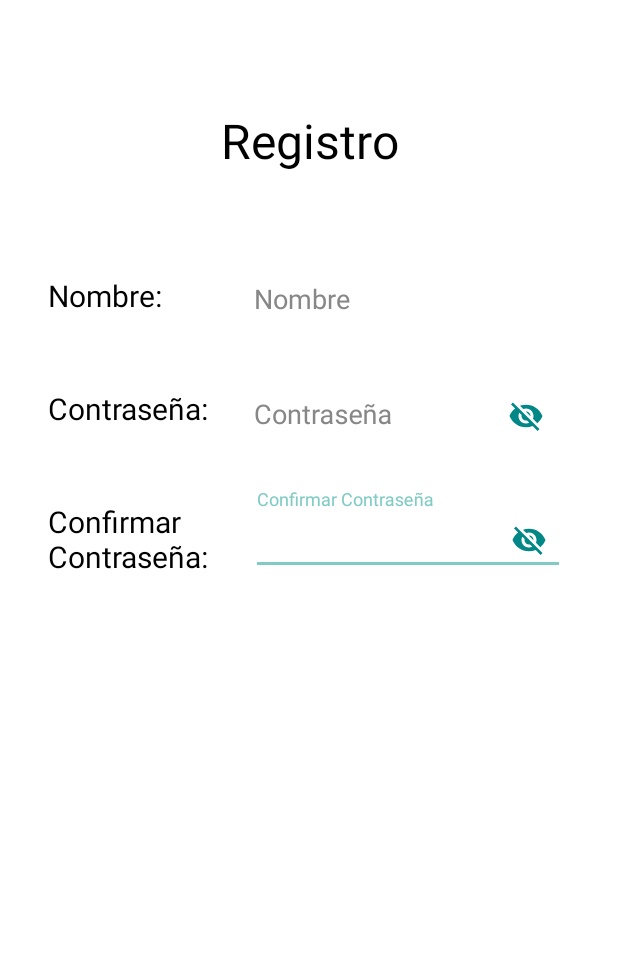
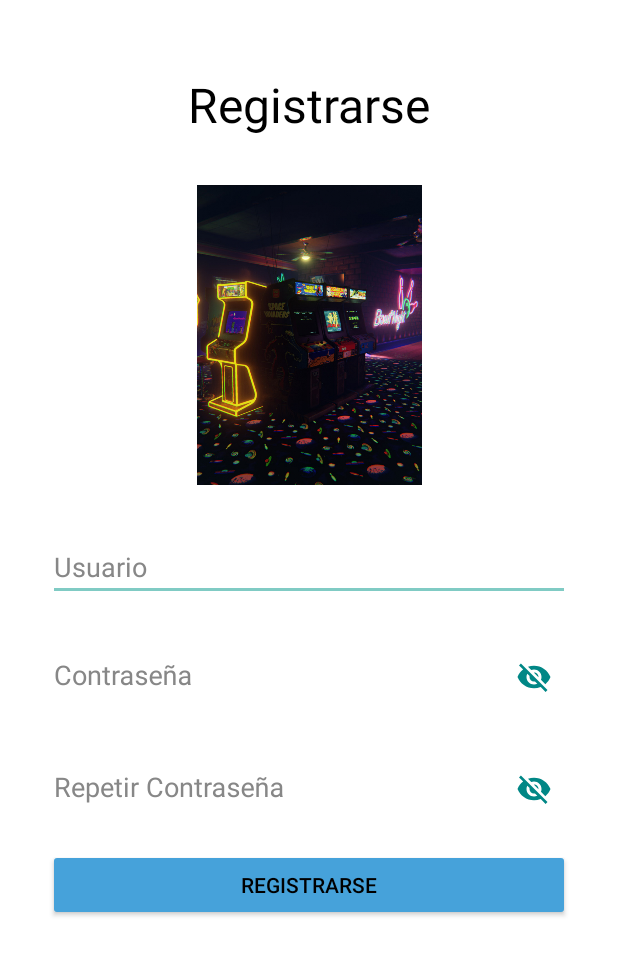
Before and after one commit to pabloacedo04/Proyecto_Final_DAM, an Android app: the registro screen opened directly, with no data from a screen before it, on a phone screen of 412 x 824 dp. Shown: the top 955 px of the screen. Run offline under Robolectric (Android 15) with nearby library versions, the phone set to English and light mode, and no system bars.

Commit message:
Layouts mejorados (manejador para la bd acabado)

```diff
--- a/app/src/main/java/com/example/proyectofinaldam/LoginActivity.java
+++ b/app/src/main/java/com/example/proyectofinaldam/LoginActivity.java
@@ -22,7 +22,7 @@ public class LoginActivity extends AppCompatActivity {
 
         usuario = findViewById(R.id.textLogin);
         contrasena = findViewById(R.id.textContrasena);
-        btnRegistrar = findViewById(R.id.btnRegistro);
+        btnRegistrar = findViewById(R.id.btnRegistrar);
         btnLogin = findViewById(R.id.btnLogin);
 
         final bbddHelper bbdd= new bbddHelper(getApplicationContext());
--- a/app/src/main/res/layout/activity_login.xml
+++ b/app/src/main/res/layout/activity_login.xml
@@ -27,6 +27,7 @@
     </ImageView>
 
     <EditText
+        android:id="@+id/textLogin"
         android:layout_width="match_parent"
         android:layout_height="wrap_content"
         android:layout_marginHorizontal="32dp"
@@ -46,6 +47,7 @@
         app:endIconMode="password_toggle"
         app:endIconTint="@color/teal_700">
         <EditText
+            android:id="@+id/textContrasena"
             android:layout_width="match_parent"
             android:layout_height="wrap_content"
             android:textColor="@color/black">
@@ -53,6 +55,7 @@
     </com.google.android.material.textfield.TextInputLayout>
 
     <Button
+        android:id="@+id/btnLogin"
         android:layout_width="match_parent"
         android:layout_height="wrap_content"
         android:layout_marginHorizontal="32dp"
@@ -74,6 +77,7 @@
     </TextView>
 
     <Button
+        android:id="@+id/btnRegistrar"
         android:layout_width="match_parent"
         android:layout_height="wrap_content"
         android:layout_marginHorizontal="32dp"
--- a/app/src/main/res/layout/activity_registro.xml
+++ b/app/src/main/res/layout/activity_registro.xml
@@ -1,119 +1,85 @@
 <?xml version="1.0" encoding="utf-8"?>
-<androidx.constraintlayout.widget.ConstraintLayout xmlns:android="http://schemas.android.com/apk/res/android"
+<LinearLayout xmlns:android="http://schemas.android.com/apk/res/android"
     xmlns:app="http://schemas.android.com/apk/res-auto"
     xmlns:tools="http://schemas.android.com/tools"
     android:layout_width="match_parent"
     android:layout_height="match_parent"
-    tools:context=".registro"
+    android:orientation="vertical"
     android:background="@color/white">
 
-    <com.google.android.material.textfield.TextInputLayout
-        android:layout_width="209dp"
-        android:layout_height="57dp"
-        android:layout_marginStart="28dp"
-        android:layout_marginTop="25dp"
-        app:endIconMode="password_toggle"
-        app:endIconTint="@color/teal_700"
-        android:hint="Confirmar Contraseña"
-        android:textColorHint="@color/grey"
-        app:layout_constraintStart_toEndOf="@+id/tvContrasena"
-        app:layout_constraintTop_toBottomOf="@+id/textInputLayout">
-
-        <com.google.android.material.textfield.TextInputEditText
-            android:layout_width="match_parent"
-            android:layout_height="wrap_content"
-            android:textColor="@color/black"
-            tools:ignore="TouchTargetSizeCheck" />
-    </com.google.android.material.textfield.TextInputLayout>
-
     <TextView
-        android:id="@+id/tvTitulo"
         android:layout_width="match_parent"
         android:layout_height="wrap_content"
-        android:layout_marginStart="32dp"
-        android:layout_marginTop="72dp"
-        android:layout_marginEnd="32dp"
-        android:text="Registro"
-        android:textAlignment="center"
+        android:text="Registrarse"
         android:textColor="@color/black"
         android:textSize="32sp"
-        app:layout_constraintEnd_toEndOf="parent"
-        app:layout_constraintHorizontal_bias="0.0"
-        app:layout_constraintStart_toStartOf="parent"
-        app:layout_constraintTop_toTopOf="parent" />
+        android:textAlignment="center"
+        android:layout_marginTop="48dp">
+    </TextView>
 
-    <TextView
-        android:id="@+id/tvContrasena"
-        android:layout_width="wrap_content"
-        android:layout_height="wrap_content"
-        android:layout_marginStart="32dp"
-        android:layout_marginTop="48dp"
-        android:text="Contraseña:"
-        android:textColor="@color/black"
-        android:textSize="20sp"
-        app:layout_constraintStart_toStartOf="parent"
-        app:layout_constraintTop_toBottomOf="@+id/tvNombre" />
-
-    <TextView
-        android:id="@+id/tvNombre"
-        android:layout_width="wrap_content"
-        android:layout_height="wrap_content"
-        android:layout_marginStart="32dp"
-        android:layout_marginTop="68dp"
-        android:text="Nombre:"
-        android:textColor="@color/black"
-        android:textSize="20sp"
-        app:layout_constraintEnd_toEndOf="parent"
-        app:layout_constraintHorizontal_bias="0.0"
-        app:layout_constraintStart_toStartOf="parent"
-        app:layout_constraintTop_toBottomOf="@+id/tvTitulo" />
-
-    <TextView
-        android:id="@+id/tvConfirmarContrasena"
-        android:layout_width="wrap_content"
-        android:layout_height="wrap_content"
-        android:layout_marginStart="32dp"
-        android:layout_marginTop="48dp"
-        android:text="Confirmar\nContraseña:"
-        android:textColor="@color/black"
-        android:textSize="20sp"
-        app:layout_constraintStart_toStartOf="parent"
-        app:layout_constraintTop_toBottomOf="@+id/tvContrasena" />
+    <ImageView
+        android:layout_width="300dp"
+        android:layout_height="200dp"
+        android:layout_marginHorizontal="40dp"
+        android:layout_marginTop="32dp"
+        android:layout_gravity="center"
+        android:src="@drawable/fondo1">
+    </ImageView>
 
     <EditText
-        android:id="@+id/editTextText3"
-        android:layout_width="212dp"
-        android:layout_height="48dp"
-        android:layout_marginStart="57dp"
-        android:layout_marginTop="60dp"
-        android:ems="10"
-        android:hint="Nombre"
+        android:id="@+id/tvUsuario"
+        android:layout_width="match_parent"
+        android:layout_height="wrap_content"
+        android:layout_marginHorizontal="32dp"
+        android:layout_marginTop="32dp"
+        android:hint="Usuario"
+        android:textColorHint="@color/grey"
+        android:textColor="@color/black"
         android:inputType="text"
-        android:textColor="@color/black"
-        android:textColorHint="@color/grey"
-        app:layout_constraintStart_toEndOf="@+id/tvNombre"
-        app:layout_constraintTop_toBottomOf="@+id/tvTitulo"
-        tools:ignore="MissingConstraints,TouchTargetSizeCheck" />
+        tools:ignore="TouchTargetSizeCheck"></EditText>
 
     <com.google.android.material.textfield.TextInputLayout
-        android:id="@+id/textInputLayout"
-        android:layout_width="209dp"
-        android:layout_height="57dp"
-        android:layout_marginStart="26dp"
-        android:layout_marginTop="20dp"
+        android:layout_width="match_parent"
+        android:layout_height="wrap_content"
+        android:layout_marginTop="16dp"
+        android:layout_marginHorizontal="32dp"
         android:hint="Contraseña"
         android:textColorHint="@color/grey"
         app:endIconMode="password_toggle"
-        app:endIconTint="@color/teal_700"
-        app:layout_constraintStart_toEndOf="@+id/tvContrasena"
-        app:layout_constraintTop_toBottomOf="@+id/editTextText3">
-
-        <com.google.android.material.textfield.TextInputEditText
+        app:endIconTint="@color/teal_700">
+        <EditText
+            android:id="@+id/tvContrasena"
             android:layout_width="match_parent"
             android:layout_height="wrap_content"
-            android:textColor="@color/black"
-            tools:ignore="TouchTargetSizeCheck" />
+            android:textColor="@color/black">
+        </EditText>
     </com.google.android.material.textfield.TextInputLayout>
 
+    <com.google.android.material.textfield.TextInputLayout
+        android:layout_width="match_parent"
+        android:layout_height="wrap_content"
+        android:layout_marginTop="16dp"
+        android:layout_marginHorizontal="32dp"
+        android:hint="Repetir Contraseña"
+        android:textColorHint="@color/grey"
+        app:endIconMode="password_toggle"
+        app:endIconTint="@color/teal_700">
+        <EditText
+            android:id="@+id/tvContrasena2"
+            android:layout_width="match_parent"
+            android:layout_height="wrap_content"
+            android:textColor="@color/black">
+        </EditText>
+    </com.google.android.material.textfield.TextInputLayout>
 
-</androidx.constraintlayout.widget.ConstraintLayout>
+    <Button
+        android:layout_width="match_parent"
+        android:layout_height="wrap_content"
+        android:layout_marginHorizontal="32dp"
+        android:layout_marginTop="16dp"
+        android:text="Registrarse"
+        android:textColor="@color/black"
+        android:backgroundTint="@color/lightblue">
+    </Button>
+
+</LinearLayout>
```
